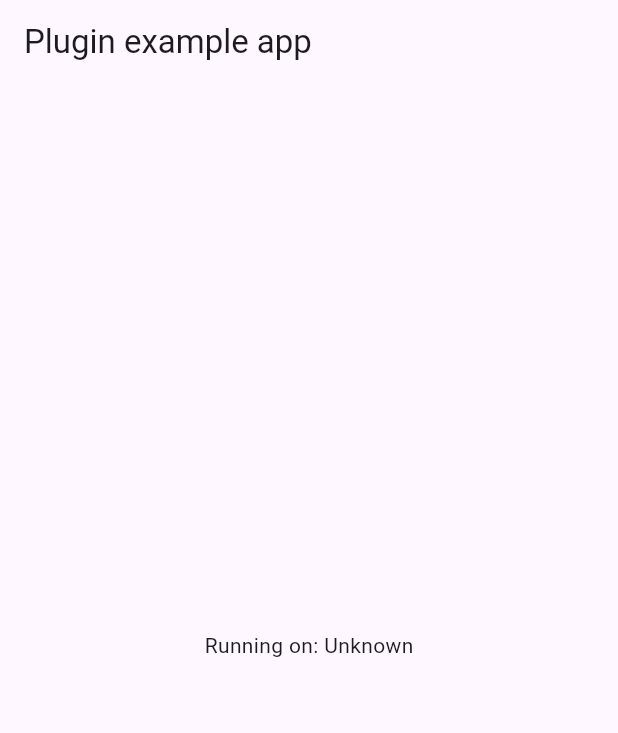
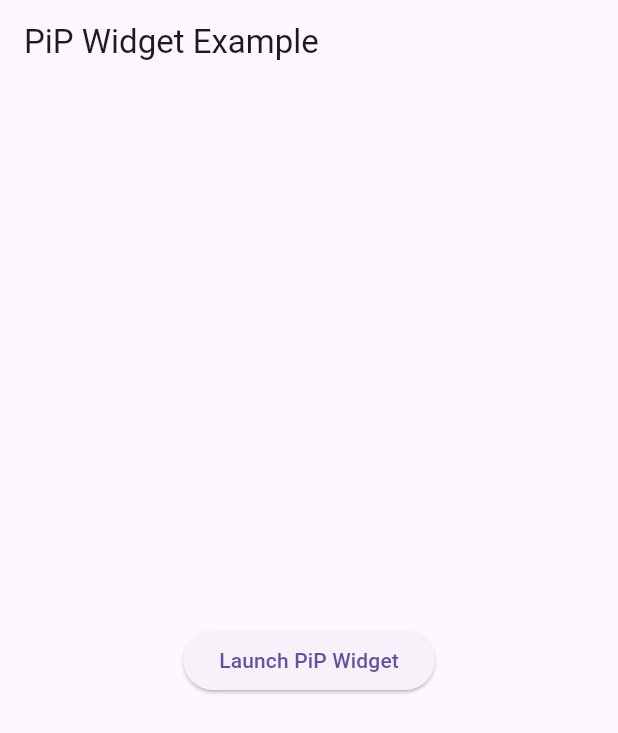
Before and after one commit to ahir504/pip_widget, a Flutter app: the screen it shows after launch, on a phone screen of 412 x 824 dp. Shown: the top 733 px of the screen. Run offline on Flutter 3.47's test engine with Material 3 defaults, Android fonts, the phone set to English and light mode, and no system bars; our stand-ins replace plugin_platform_interface.

Commit message:
add example

```diff
--- a/example/lib/main.dart
+++ b/example/lib/main.dart
@@ -1,63 +1,51 @@
 import 'package:flutter/material.dart';
-import 'dart:async';
-
-import 'package:flutter/services.dart';
 import 'package:pip_widget/pip_widget.dart';
-
-void main() {
+import 'package:pip_widget_example/screens/NonPiPScreen.dart';
+import 'package:pip_widget_example/screens/PiPScreen.dart';
+PipWidget pipWidget = PipWidget();
+List<String>? newArgs;
+void main(List<String> args) {
+  newArgs = args;
   runApp(const MyApp());
 }
 
-class MyApp extends StatefulWidget {
-  const MyApp({super.key});
+class MyApp extends StatelessWidget{
+   const MyApp({super.key});
+  static final GlobalKey<NavigatorState> navigatorKey = GlobalKey<NavigatorState>();
 
-  @override
-  State<MyApp> createState() => _MyAppState();
-}
 
-class _MyAppState extends State<MyApp> {
-  String _platformVersion = 'Unknown';
-  final _pipWidgetPlugin = PipWidget();
-
-  @override
-  void initState() {
-    super.initState();
-    initPlatformState();
+  List<Route<dynamic>> onGenerateInitialRoutes(String initialRouteName) {
+    List<Route<dynamic>> pageStack = [];
+    switch(initialRouteName){
+      case "/":
+          pageStack.add(MaterialPageRoute(builder: (_) => const NonPiPScreen()));
+          break;
+      case "/pipScreen":
+          pageStack.add(MaterialPageRoute(builder: (_) => PiPScreen(args: newArgs!)));
+          break;
+    }
+    return pageStack;
   }
 
-  // Platform messages are asynchronous, so we initialize in an async method.
-  Future<void> initPlatformState() async {
-    String platformVersion;
-    // Platform messages may fail, so we use a try/catch PlatformException.
-    // We also handle the message potentially returning null.
-    try {
-
-          // await _pipWidgetPlugin.getPlatformVersion() ?? 'Unknown platform version';
-    } on PlatformException {
-      platformVersion = 'Failed to get platform version.';
+  Route<dynamic>? onGenerateRoute(RouteSettings settings) {
+    switch(settings.name){
+      case "/":
+        return MaterialPageRoute(builder: (_) => const NonPiPScreen());
+      case "/pipScreen":
+        return MaterialPageRoute(builder: (_) => PiPScreen(args: newArgs));
+      default:
+        return MaterialPageRoute(builder: (_) => const NonPiPScreen());
     }
-
-    // If the widget was removed from the tree while the asynchronous platform
-    // message was in flight, we want to discard the reply rather than calling
-    // setState to update our non-existent appearance.
-    if (!mounted) return;
-
-    setState(() {
-
-    });
   }
 
   @override
   Widget build(BuildContext context) {
     return MaterialApp(
-      home: Scaffold(
-        appBar: AppBar(
-          title: const Text('Plugin example app'),
-        ),
-        body: Center(
-          child: Text('Running on: $_platformVersion\n'),
-        ),
-      ),
+      title: 'PiP Widget Example',
+      navigatorKey: navigatorKey,
+      onGenerateInitialRoutes: onGenerateInitialRoutes,
+      onGenerateRoute: onGenerateRoute,
+      theme: ThemeData(primaryColor: Colors.deepPurpleAccent),
     );
   }
 }
--- /dev/null
+++ b/example/lib/screens/NonPiPScreen.dart
@@ -0,0 +1,30 @@
+import 'dart:convert';
+
+import 'package:flutter/material.dart';
+import 'package:pip_widget_example/main.dart';
+
+class NonPiPScreen extends StatelessWidget {
+  const NonPiPScreen({super.key});
+
+  @override
+  Widget build(BuildContext context) {
+    return Scaffold(
+      appBar: AppBar(
+        title: const Text("PiP Widget Example"),
+      ),
+      body: Center(
+        child: ElevatedButton(
+          onPressed: () {
+            pipWidget.launchPIPActivity(initialRouteName: "/pipScreen", arguments: [
+              "Arguments from non pip widget",
+              jsonEncode({
+                "key": "value",
+              })
+            ]);
+          },
+          child: const Text("Launch PiP Widget"),
+        ),
+      ),
+    );
+  }
+}
```
Also changed, not shown: example/lib/screens/PiPScreen.dart (added, +67 -0 lines), 7 other files.
